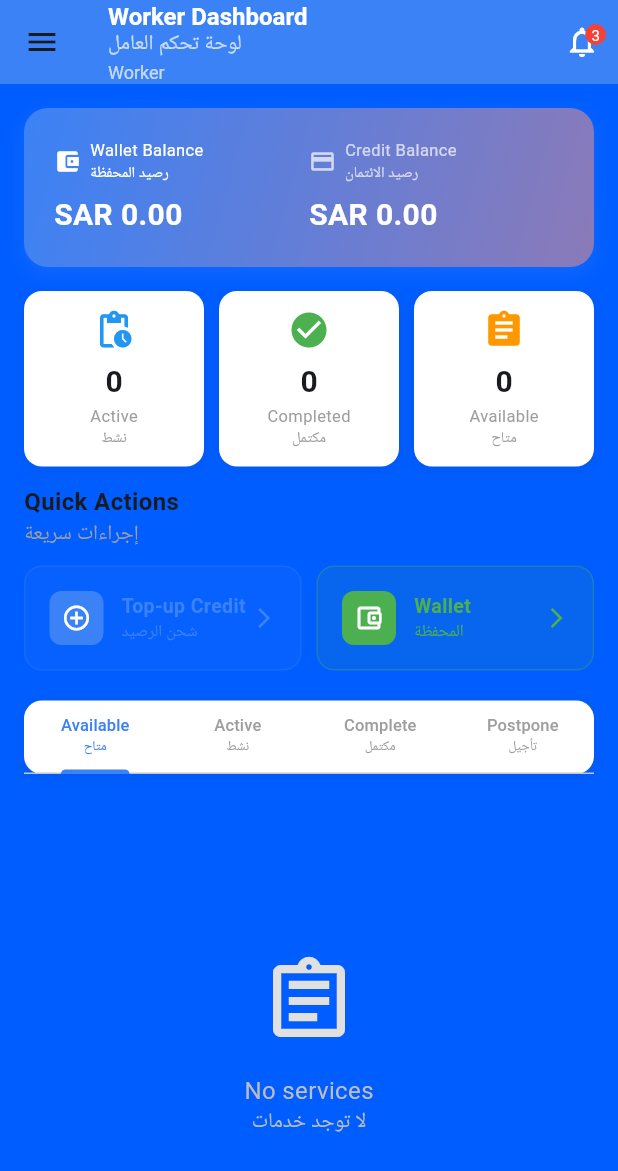
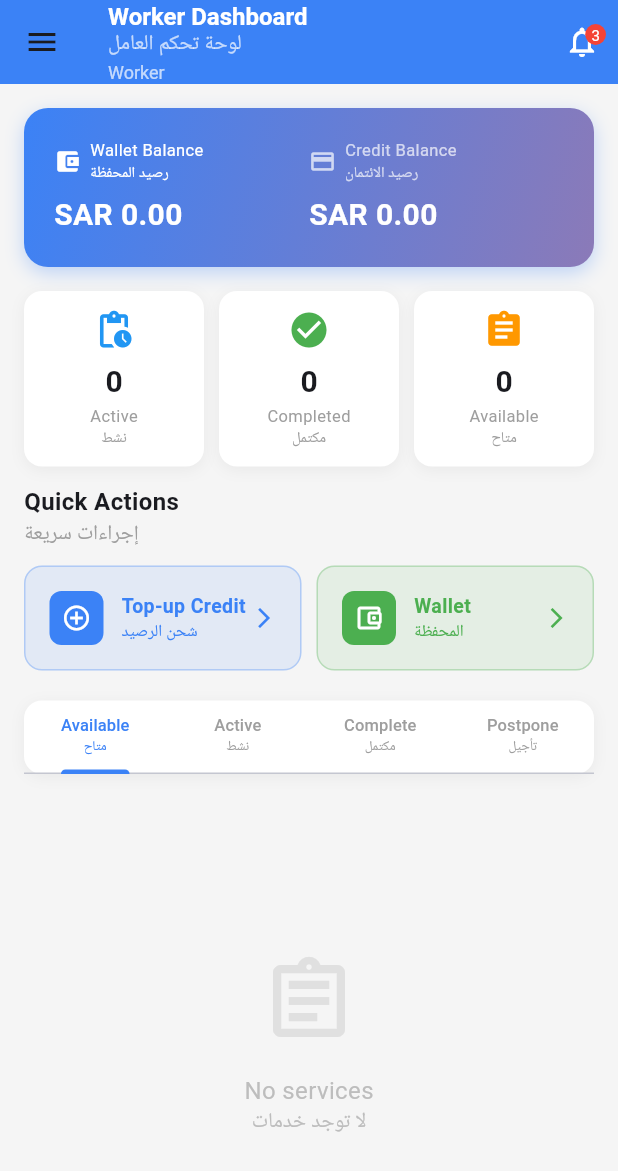
Before and after one commit to WaseeqSiddiqui/HANDYMAN_Admin_And_Worker_App, a Flutter app: the WorkerDashboardScreen screen opened directly with empty values, on a phone screen of 412 x 824 dp. Shown: the top 1171 px of the screen. Run offline on Flutter 3.47's test engine with Material 3 defaults, Android fonts, the phone set to English and light mode, and no system bars; our stand-ins replace open_filex, pdf.

Commit message:
Updated worker dashboard and fixed services screen navigation

```diff
--- a/lib/screens/dashboard/worker_dashboard.dart
+++ b/lib/screens/dashboard/worker_dashboard.dart
@@ -1,7 +1,7 @@
-// worker_dashboard.dart - SCROLLABLE VERSION WITH ENGLISH NOTIFICATIONS
+// worker_dashboard.dart - SCROLLABLE VERSION WITH LIGHT GRAY BACKGROUND
+// ✅ Fixed: Changed background color to light gray
 // ✅ Fixed: Screen is now fully scrollable
 // ✅ Fixed: Notifications badge shows only English numbers
-// ✅ Fixed: All previous translation fixes maintained
 
 import 'package:admin_x_technician_panel/screens/auth/role_selection.dart';
 import 'package:flutter/material.dart';
@@ -89,7 +89,7 @@ class _WorkerDashboardScreenState extends State<WorkerDashboardScreen> {
     return Consumer<AppStateProvider>(
       builder: (context, appState, child) {
         return Scaffold(
-          backgroundColor: const Color(0xFF005DFF),
+          backgroundColor: const Color(0xFFF5F5F5), // ✅ CHANGED: Light gray background
           appBar: _buildAppBar(),
           drawer: _buildDrawer(appState),
           body: SingleChildScrollView( // ✅ MADE ENTIRE SCREEN SCROLLABLE
@@ -119,12 +119,11 @@ class _WorkerDashboardScreenState extends State<WorkerDashboardScreen> {
   PreferredSizeWidget _buildAppBar() {
     return AppBar(
       elevation: 0,
-      backgroundColor: const Color(0xFF3B82F6),
+      backgroundColor: const Color(0xFF3B82F6), // Keeping app bar blue for contrast
       title: Column(
         crossAxisAlignment: CrossAxisAlignment.start,
         mainAxisSize: MainAxisSize.min,
         children: [
-          // ✅ FIXED: Using proper translation constant
           Text(
             WorkerTranslations.getEnglish(WorkerTranslations.workerDashboard),
             style: const TextStyle(
@@ -602,7 +601,6 @@ class _WorkerDashboardScreenState extends State<WorkerDashboardScreen> {
       child: Column(
         crossAxisAlignment: CrossAxisAlignment.start,
         children: [
-          // ✅ FIXED: Using proper translation constant
           Column(
             crossAxisAlignment: CrossAxisAlignment.start,
             children: [
@@ -627,7 +625,7 @@ class _WorkerDashboardScreenState extends State<WorkerDashboardScreen> {
             children: [
               Expanded(
                 child: _buildActionButton(
-                  WorkerTranslations.topupCredit, // Using constant
+                  WorkerTranslations.topupCredit,
                   Icons.add_circle_outline,
                   const Color(0xFF3B82F6),
                       () => Navigator.push(
@@ -639,7 +637,7 @@ class _WorkerDashboardScreenState extends State<WorkerDashboardScreen> {
               const SizedBox(width: 10),
               Expanded(
                 child: _buildActionButton(
-                  WorkerTranslations.wallet, // Using constant
+                  WorkerTranslations.wallet,
                   Icons.account_balance_wallet_outlined,
                   Colors.green,
                       () => Navigator.push(
@@ -712,7 +710,7 @@ class _WorkerDashboardScreenState extends State<WorkerDashboardScreen> {
 
   Widget _buildServicesSection(AppStateProvider appState) {
     return Container(
-      height: 400, // ✅ FIXED: Fixed height for services section
+      height: 400,
       child: DefaultTabController(
         length: 4,
         child: Column(
@@ -829,7 +827,6 @@ class _WorkerDashboardScreenState extends State<WorkerDashboardScreen> {
               color: Colors.grey[300],
             ),
             const SizedBox(height: 16),
-            // ✅ FIXED: Using proper translation constant
             Column(
               children: [
                 Text(
@@ -980,7 +977,6 @@ class _WorkerDashboardScreenState extends State<WorkerDashboardScreen> {
                   Column(
                     crossAxisAlignment: CrossAxisAlignment.start,
                     children: [
-                      // ✅ FIXED: Using proper translation constant
                       Text(
                         WorkerTranslations.getEnglish(WorkerTranslations.dateTime),
                         style: const TextStyle(fontSize: 12, color: Colors.grey),
@@ -993,8 +989,8 @@ class _WorkerDashboardScreenState extends State<WorkerDashboardScreen> {
                   ),
                 ],
               ),
-              const SizedBox(height: 10), // ✅ REDUCED from 12 to prevent overflow
-              const Divider(height: 12), // ✅ REDUCED height
+              const SizedBox(height: 10),
+              const Divider(height: 12),
               const SizedBox(height: 8),
               Row(
                 mainAxisAlignment: MainAxisAlignment.spaceBetween,
@@ -1029,6 +1025,7 @@ class _WorkerDashboardScreenState extends State<WorkerDashboardScreen> {
       ),
     );
   }
+
 
   Widget _buildActionButtons(ServiceRequest service, String type, AppStateProvider appState) {
     switch (type) {
```
